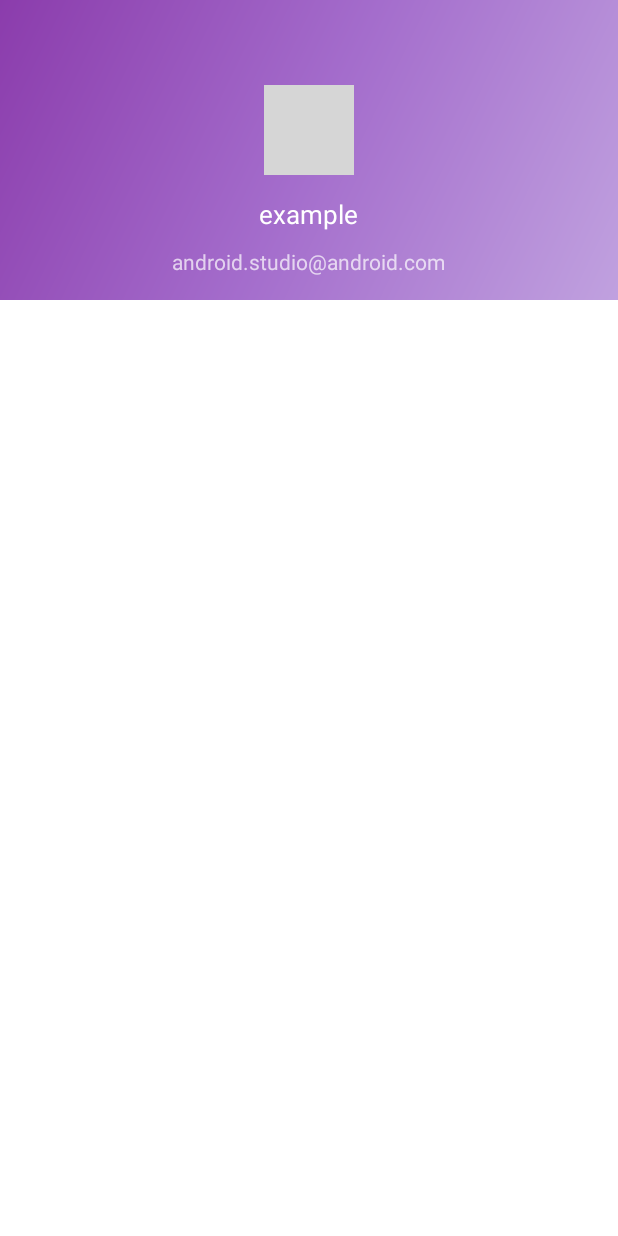
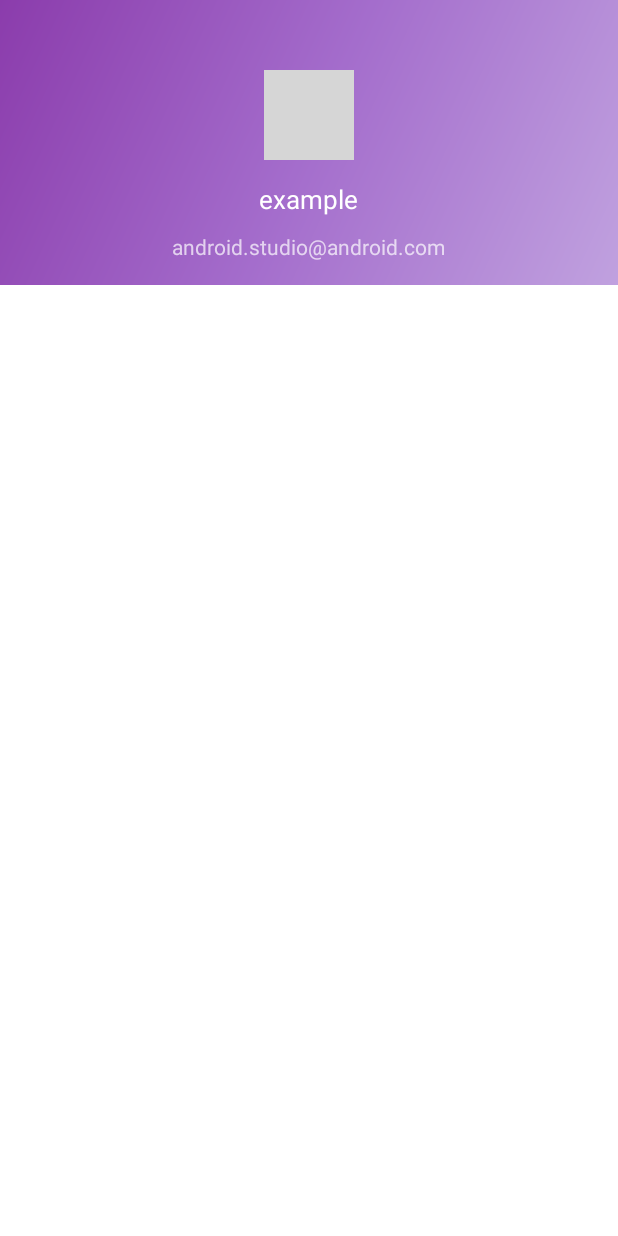
Before and after one commit to 2tle/Dalvodre, an Android app: the NavHeaderActivity screen opened directly, with no data from a screen before it, on a phone screen of 412 x 824 dp. Run offline under Robolectric (Android 15) with nearby library versions, the light colour scheme and no system bars; our stand-ins replace Firebase (no records; nobody signed in at launch, a user with empty details on screens opened directly); grey boxes are pictures that could not be loaded.

Commit message:
기타 수정

```diff
--- a/app/src/main/res/layout/nav_header_main.xml
+++ b/app/src/main/res/layout/nav_header_main.xml
@@ -18,7 +18,6 @@
         android:layout_width="60dp"
         android:layout_height="60dp"
         app:cardCornerRadius="20dp"
-        android:layout_marginTop="30dp"
         android:layout_gravity="center_horizontal">
         <ImageView
             android:id="@+id/imageView"
--- a/app/src/main/res/values/dimens.xml
+++ b/app/src/main/res/values/dimens.xml
@@ -17,5 +17,5 @@
     <dimen name="activity_vertical_margin">16dp</dimen>
     <dimen name="fab_margin">16dp</dimen>
     <dimen name="nav_header_vertical_spacing">8dp</dimen>
-    <dimen name="nav_header_height">200dp</dimen>
+    <dimen name="nav_header_height">190dp</dimen>
 </resources>
```
Also changed, not shown: app/src/main/res/layout/activity_setting.xml (+10 -4 lines).
